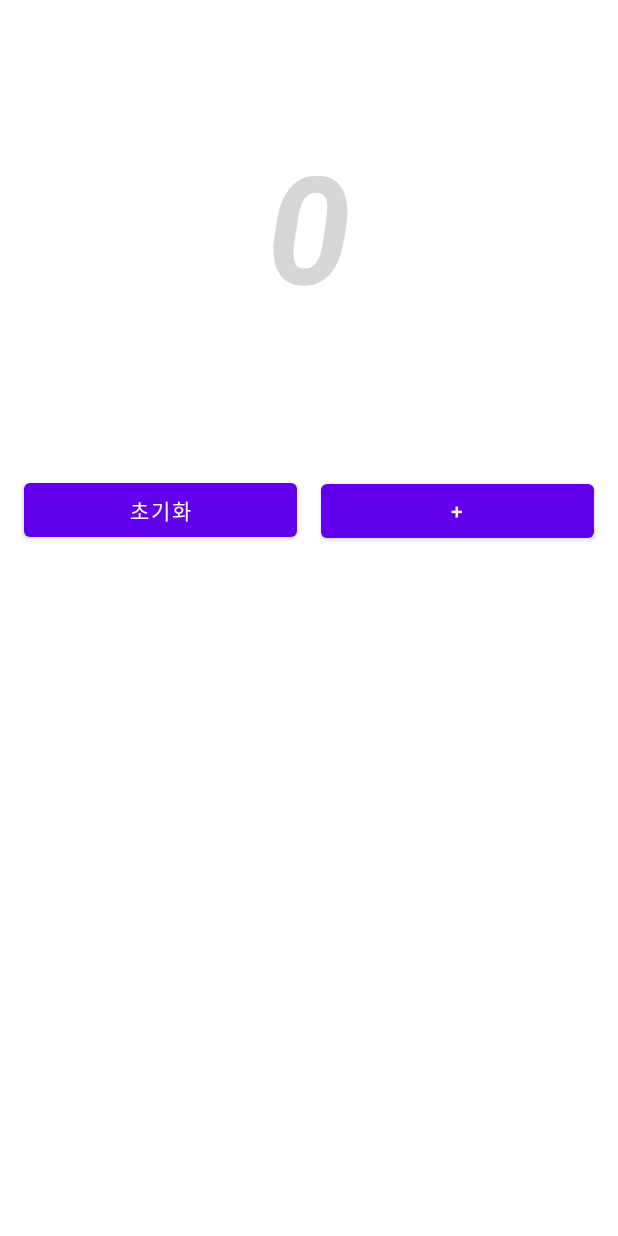
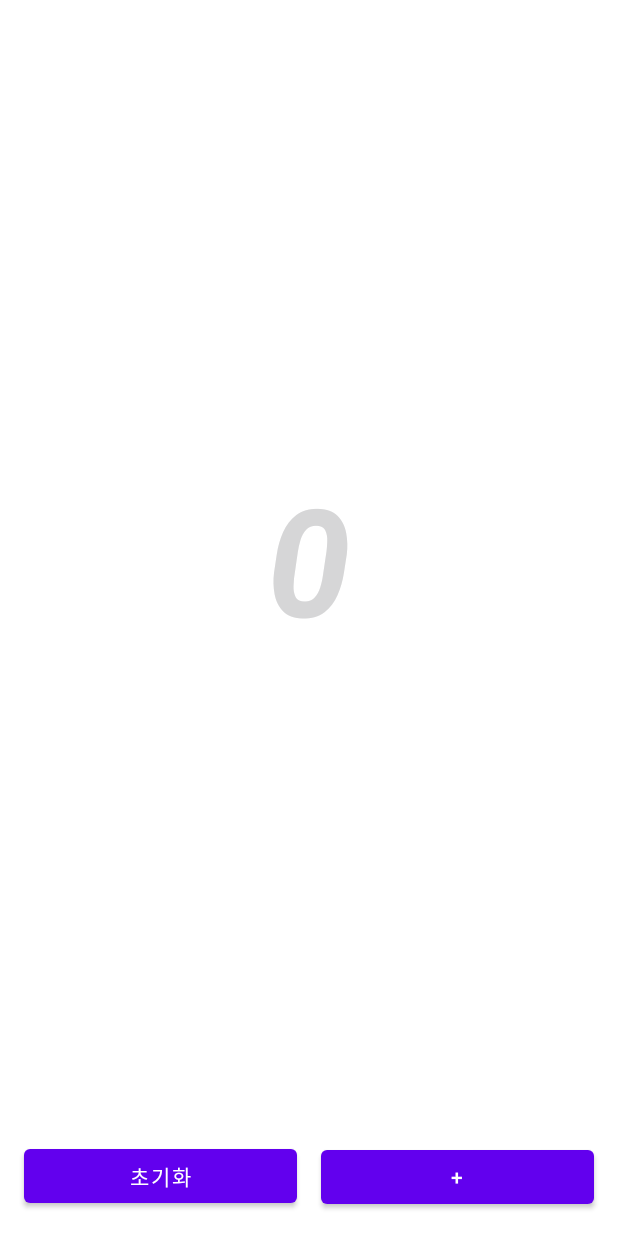
Before and after one commit to neoseurae12/AndroidKotlin, an Android app: the MainActivity screen opened directly, with no data from a screen before it, on a phone screen of 412 x 824 dp. Run offline under Robolectric (Android 15) with nearby library versions, the phone set to English and light mode, and no system bars.

Commit message:
APP-1. 숫자 카운트 앱 : 화면 방향에 상관없이 버튼을 보이게 하기 => weight

```diff
--- a/Ch2CounterApp/app/src/main/res/layout/activity_main.xml
+++ b/Ch2CounterApp/app/src/main/res/layout/activity_main.xml
@@ -11,8 +11,9 @@
     <TextView
         android:id="@+id/numberTextView"
         android:layout_width="match_parent"
-        android:layout_height="300dp"
+        android:layout_height="0dp"
         android:text="0"
+        android:layout_weight="1"
         android:textSize="100sp"
         android:textColor="@color/blue"
         android:textStyle="bold|italic"
```
